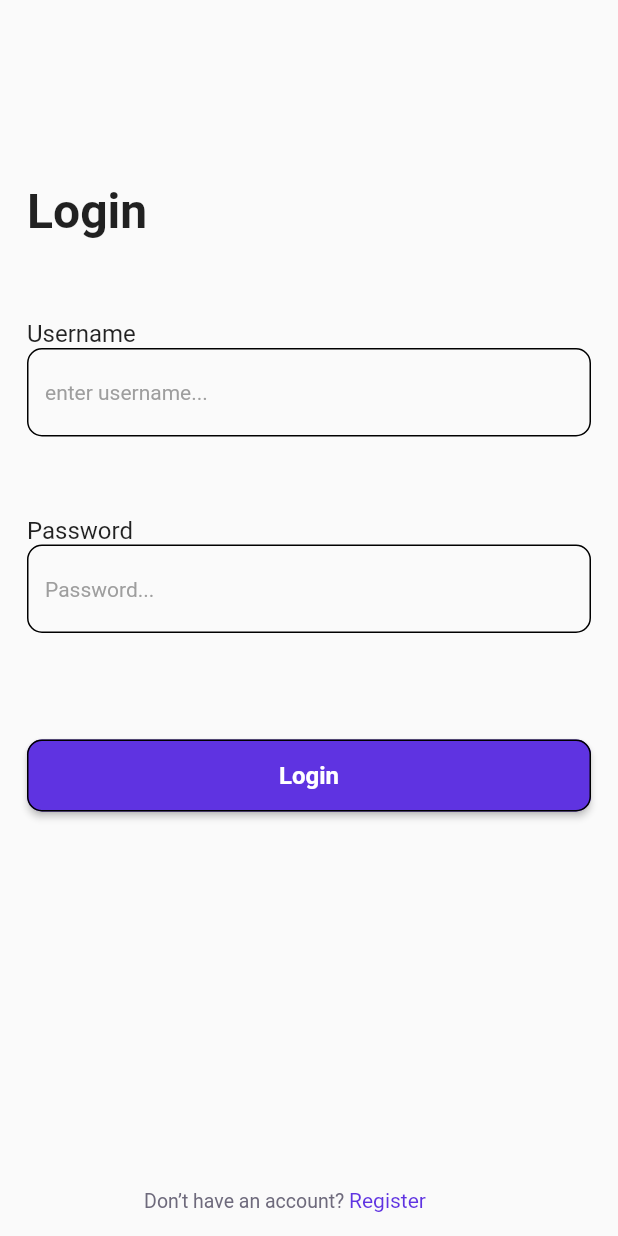
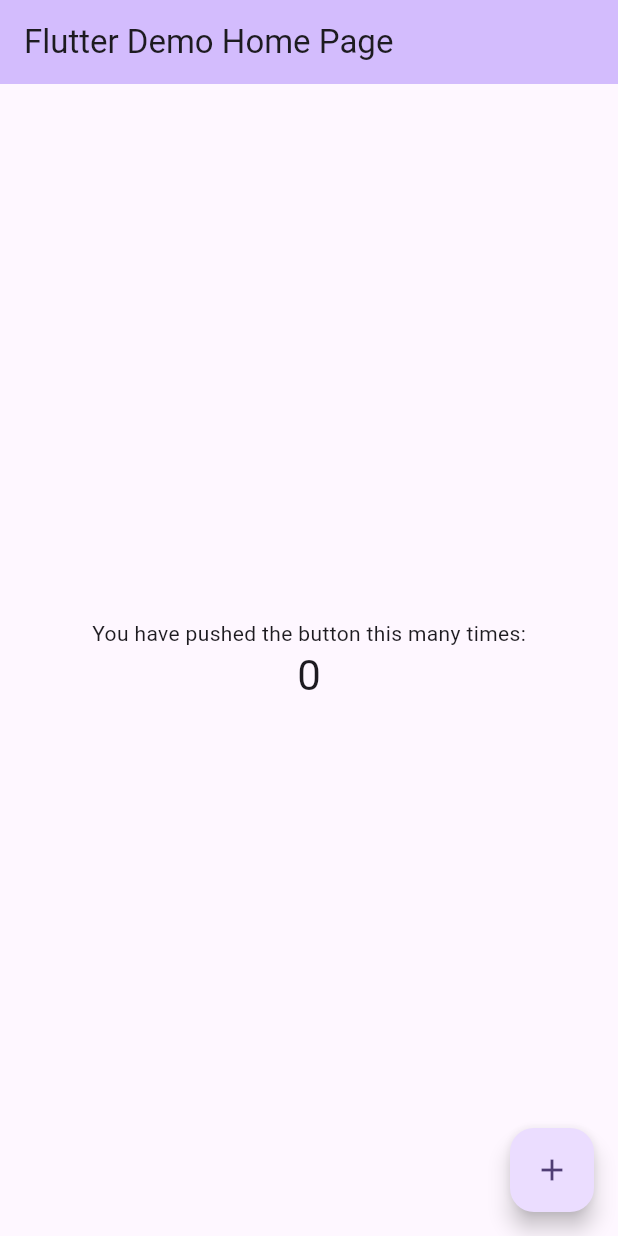
Before and after one commit to YaraZalat/tasky, a Flutter app: the screen it shows after launch, on a phone screen of 412 x 824 dp. Run offline on Flutter 3.47's test engine with Material 2 defaults, Android fonts, the phone set to English and light mode, and no system bars.

Commit message:
Revert "feat(auth):feature auth app"

```diff
--- a/lib/core/constant/app_key_constant.dart
+++ /dev/null
@@ -1,6 +0,0 @@
-abstract class AppKeyConstant{
-  static const String emailRegex =
-      r"^[a-zA-Z0-9.a-zA-Z0-9.!#$%&'*+-/=?^_`{|}~]+@[a-zA-Z0-9]+\.[a-zA-Z]+";
-  static const String passwordRegex = r'^(?=.*[A-Z])(?=.*\d)[A-Za-z\d@]{6,}$';
-  static const String usernameRegex = r'^[a-zA-Z0-9,.-]+$';
-}
--- a/lib/data/firebase/firebase_auth.dart
+++ /dev/null
@@ -1,8 +0,0 @@
-abstract class FirebaseAuth{
-  static void login({required String username, required String password}){}
-
-
-  static void register({required String username,required String password}){
-
-  }
-}
--- a/lib/main.dart
+++ b/lib/main.dart
@@ -1,22 +1,125 @@
 import 'package:flutter/material.dart';
-import 'package:ttttttt/screens/auth/login_screen.dart';
-import 'package:ttttttt/screens/auth/registerScreen.dart';
 
 void main() {
-  runApp(TaskyApp ());
+  runApp(const MyApp());
 }
-class TaskyApp extends StatelessWidget {
-  const TaskyApp({super.key});
+
+class MyApp extends StatelessWidget {
+  const MyApp({super.key});
+
+  // This widget is the root of your application.
+  @override
+  Widget build(BuildContext context) {
+    return MaterialApp(
+      title: 'Flutter Demo',
+      theme: ThemeData(
+        // This is the theme of your application.
+        //
+        // TRY THIS: Try running your application with "flutter run". You'll see
+        // the application has a blue toolbar. Then, without quitting the app,
+        // try changing the seedColor in the colorScheme below to Colors.green
+        // and then invoke "hot reload" (save your changes or press the "hot
+        // reload" button in a Flutter-supported IDE, or press "r" if you used
+        // the command line to start the app).
+        //
+        // Notice that the counter didn't reset back to zero; the application
+        // state is not lost during the reload. To reset the state, use hot
+        // restart instead.
+        //
+        // This works for code too, not just values: Most code changes can be
+        // tested with just a hot reload.
+        colorScheme: ColorScheme.fromSeed(seedColor: Colors.deepPurple),
+        useMaterial3: true,
+      ),
+      home: const MyHomePage(title: 'Flutter Demo Home Page'),
+    );
+  }
+}
+
+class MyHomePage extends StatefulWidget {
+  const MyHomePage({super.key, required this.title});
+
+  // This widget is the home page of your application. It is stateful, meaning
+  // that it has a State object (defined below) that contains fields that affect
+  // how it looks.
+
+  // This class is the configuration for the state. It holds the values (in this
+  // case the title) provided by the parent (in this case the App widget) and
+  // used by the build method of the State. Fields in a Widget subclass are
+  // always marked "final".
+
+  final String title;
+
+  @override
+  State<MyHomePage> createState() => _MyHomePageState();
+}
+
+class _MyHomePageState extends State<MyHomePage> {
+  int _counter = 0;
+
+  void _incrementCounter() {
+    setState(() {
+      // This call to setState tells the Flutter framework that something has
+      // changed in this State, which causes it to rerun the build method below
+      // so that the display can reflect the updated values. If we changed
+      // _counter without calling setState(), then the build method would not be
+      // called again, and so nothing would appear to happen.
+      _counter++;
+    });
+  }
 
   @override
   Widget build(BuildContext context) {
-    return MaterialApp(
-      debugShowCheckedModeBanner: false,
-      initialRoute: LoginScreen.routeName,
-      routes: {
-        LoginScreen.routeName: (context)=> LoginScreen(),
-        RegisterScreen.routeName: (context)=> RegisterScreen(),
-      },
+    // This method is rerun every time setState is called, for instance as done
+    // by the _incrementCounter method above.
+    //
+    // The Flutter framework has been optimized to make rerunning build methods
+    // fast, so that you can just rebuild anything that needs updating rather
+    // than having to individually change instances of widgets.
+    return Scaffold(
+      appBar: AppBar(
+        // TRY THIS: Try changing the color here to a specific color (to
+        // Colors.amber, perhaps?) and trigger a hot reload to see the AppBar
+        // change color while the other colors stay the same.
+        backgroundColor: Theme.of(context).colorScheme.inversePrimary,
+        // Here we take the value from the MyHomePage object that was created by
+        // the App.build method, and use it to set our appbar title.
+        title: Text(widget.title),
+      ),
+      body: Center(
+        // Center is a layout widget. It takes a single child and positions it
+        // in the middle of the parent.
+        child: Column(
+          // Column is also a layout widget. It takes a list of children and
+          // arranges them vertically. By default, it sizes itself to fit its
+          // children horizontally, and tries to be as tall as its parent.
+          //
+          // Column has various properties to control how it sizes itself and
+          // how it positions its children. Here we use mainAxisAlignment to
+          // center the children vertically; the main axis here is the vertical
+          // axis because Columns are vertical (the cross axis would be
+          // horizontal).
+          //
+          // TRY THIS: Invoke "debug painting" (choose the "Toggle Debug Paint"
+          // action in the IDE, or press "p" in the console), to see the
+          // wireframe for each widget.
+          mainAxisAlignment: MainAxisAlignment.center,
+          children: <Widget>[
+            const Text(
+              'You have pushed the button this many times:',
+            ),
+            Text(
+              '$_counter',
+              style: Theme.of(context).textTheme.headlineMedium,
+            ),
+          ],
+        ),
+      ),
+      floatingActionButton: FloatingActionButton(
+        onPressed: _incrementCounter,
+        tooltip: 'Increment',
+        child: const Icon(Icons.add),
+      ), // This trailing comma makes auto-formatting nicer for build methods.
     );
   }
 }
--- a/lib/screens/auth/login_screen.dart
+++ /dev/null
@@ -1,85 +0,0 @@
-import 'package:flutter/material.dart';
-import 'package:ttttttt/screens/auth/registerScreen.dart';
-import 'package:ttttttt/screens/auth/widgets/textFormFieldWidget.dart';
-import 'package:ttttttt/screens/auth/widgets/materialButtonWidget.dart';
-import 'package:ttttttt/screens/auth/widgets/textRichWidget.dart';
-
-import '../../core/utils/validator_function.dart';
-import '../../data/firebase/firebase_auth.dart';
-class LoginScreen extends StatelessWidget {
-   LoginScreen({super.key});
-  static String routeName= "loginScreen";
-  final TextEditingController username= TextEditingController();
-  final TextEditingController password= TextEditingController();
-  var formKey=GlobalKey <FormState>();
-  @override
-  Widget build(BuildContext context) {
-
-    return Scaffold(
-      body: SingleChildScrollView(
-          padding: const EdgeInsets.symmetric(horizontal: 18.0),
-          child: Form(
-            key: formKey,
-            child: Column(
-              crossAxisAlignment: CrossAxisAlignment.start,
-              children: [
-                SizedBox(height: 122,),
-                Text("Login",
-                  style: TextStyle(
-                    fontSize: 32,
-                    fontWeight: FontWeight.bold,
-                  ),
-                ),
-                SizedBox(height: 53,),
-
-                Text("Username",
-                  style: TextStyle(
-                    fontSize: 16,
-                    fontWeight: FontWeight.w400,
-                  ),
-                ),
-                TextFormFieldWidget(
-                  hintText: "enter username...",
-                  controller: username,
-                  validator:Validator.validateEmail,
-                ),
-                SizedBox(height: 53,),
-
-                Text("Password",
-                  style: TextStyle(
-                      fontSize: 16,
-                      fontWeight: FontWeight.w400
-                  ),
-                ),
-                //Don’t have an account? Register
-                TextFormFieldWidget(
-                  hintText: "Password...",
-                  controller: password,
-                  validator: Validator.validatePassword,
-
-                ),
-                SizedBox(height: 71,),
-
-                MaterialButtonWidget(
-                    title: "Login",
-                    ontap:() {
-                      if(formKey.currentState!.validate()){
-                        FirebaseAuth.login(
-                            password:password.text ,
-                            username:username.text );
-                      }
-
-                    }),
-              ],
-            ),
-          ),
-        ),
-      floatingActionButton: TextRichWidget(
-        mainTitle:"Don’t have an account? " ,
-        subTitle:"Register" ,
-        onTap:() {Navigator.of(context).pushNamed(RegisterScreen.routeName);},
-      )
-      ,
-    );
-  }
-}
--- a/lib/screens/auth/widgets/materialButtonWidget.dart
+++ /dev/null
@@ -1,25 +0,0 @@
-import 'package:flutter/material.dart';
-class MaterialButtonWidget extends StatelessWidget {
-  const MaterialButtonWidget({super.key, required this.title, this.ontap});
- final String title;
- final void Function()? ontap;
-  @override
-  Widget build(BuildContext context) {
-    return MaterialButton(
-      minWidth: double.infinity,
-      height: 48,
-      onPressed: ontap,
-      color: Color(0xff5F33E1) ,
-      shape: OutlineInputBorder(borderRadius: BorderRadius.circular(10)),
-      child: Text(title,
-        style: TextStyle(
-          color: Colors.white,
-          fontSize: 16,
-          fontWeight: FontWeight.bold,
-
-        ),
-      ),
-
-    );
-  }
-}
--- a/lib/screens/auth/widgets/textFormFieldWidget.dart
+++ /dev/null
@@ -1,41 +0,0 @@
-import 'package:flutter/material.dart';
-class TextFormFieldWidget extends StatelessWidget {
-  const TextFormFieldWidget({super.key, required this.hintText, this.controller, this.validator});
-  final String hintText;
-  final TextEditingController? controller;
-  final String? Function(String?)? validator;
-  @override
-  Widget build(BuildContext context) {
-    return TextFormField(
-      validator: validator,
-      controller: controller,
-      decoration: InputDecoration(
-        hintText: hintText,
-        hintStyle: TextStyle(
-            fontSize: 14,
-            color: Colors.grey
-        ),
-        focusedBorder: OutlineInputBorder(
-            borderRadius: BorderRadius.circular(10),
-            borderSide: BorderSide(
-                color: Color(0xff5F33E1)
-            )
-        ),
-        enabledBorder: OutlineInputBorder(
-          borderRadius: BorderRadius.circular(10),
-        ) ,
-        errorBorder: OutlineInputBorder(
-            borderRadius: BorderRadius.circular(10),
-            borderSide: BorderSide(
-                color:Colors.red )
-        ),
-        focusedErrorBorder: OutlineInputBorder(
-          borderSide: BorderSide(
-            color: Colors.red,
-          ),
-          borderRadius: BorderRadius.circular(10)
-        )
-      ),
-    );
-  }
-}
--- a/lib/screens/auth/widgets/textRichWidget.dart
+++ /dev/null
@@ -1,32 +0,0 @@
-import "package:flutter/material.dart";
-class TextRichWidget extends StatelessWidget {
-  const TextRichWidget({super.key, required this.mainTitle, required this.subTitle, this.onTap});
-  final String mainTitle;
-  final String subTitle;
-  final void Function()? onTap;
-
-  @override
-  Widget build(BuildContext context) {
-    return Align(
-      alignment: Alignment.bottomCenter,
-      child: GestureDetector(
-        onTap: onTap,
-        child: Text.rich(TextSpan(
-            children: [
-              TextSpan(text: mainTitle),
-              TextSpan(text: subTitle,
-                  style:TextStyle(
-                      color: Color(0xff5F33E1),
-                      fontSize: 14
-                  ) ),
-            ]
-        ),
-          style: TextStyle(
-              fontSize: 13,
-              color: Color(0xff6E6A7C)
-          ),
-        ),
-      ),
-    );
-  }
-}
```
Also changed, not shown: lib/core/utils/validator_function.dart (deleted, +0 -68 lines), lib/screens/auth/registerScreen.dart (deleted, +0 -102 lines).
